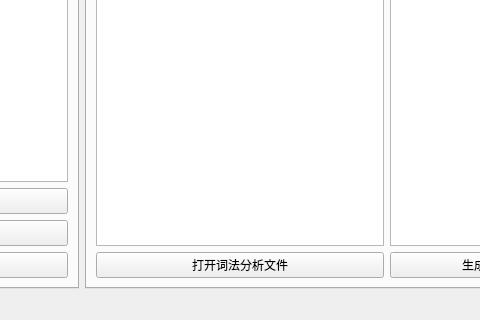
jiangbing22/Compilation-principle-scnu, file byyl-project-gui/mainwindow.ui: the form before one commit; both pictures show x 535 to 1015 and y 475 to 795 of the 1233 by 795 pixel window.
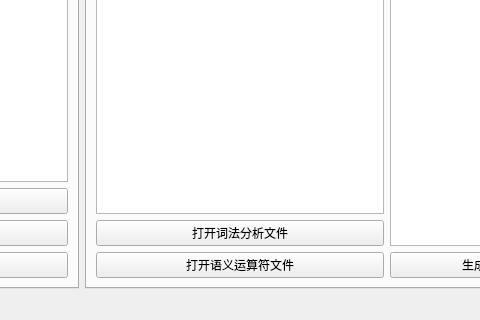
The form after the commit. The open tabs and pages were chosen to show the change.

Diff of the .ui file:
```diff
--- a/byyl-project-gui/mainwindow.ui
+++ b/byyl-project-gui/mainwindow.ui
@@ -365,6 +365,13 @@
             </property>
            </widget>
           </item>
+          <item>
+           <widget class="QPushButton" name="pushButton_2">
+            <property name="text">
+             <string>打开语义运算符文件</string>
+            </property>
+           </widget>
+          </item>
          </layout>
         </item>
         <item>
```
Left out of the diff: 2 changed lines with no effect on the pictures.
